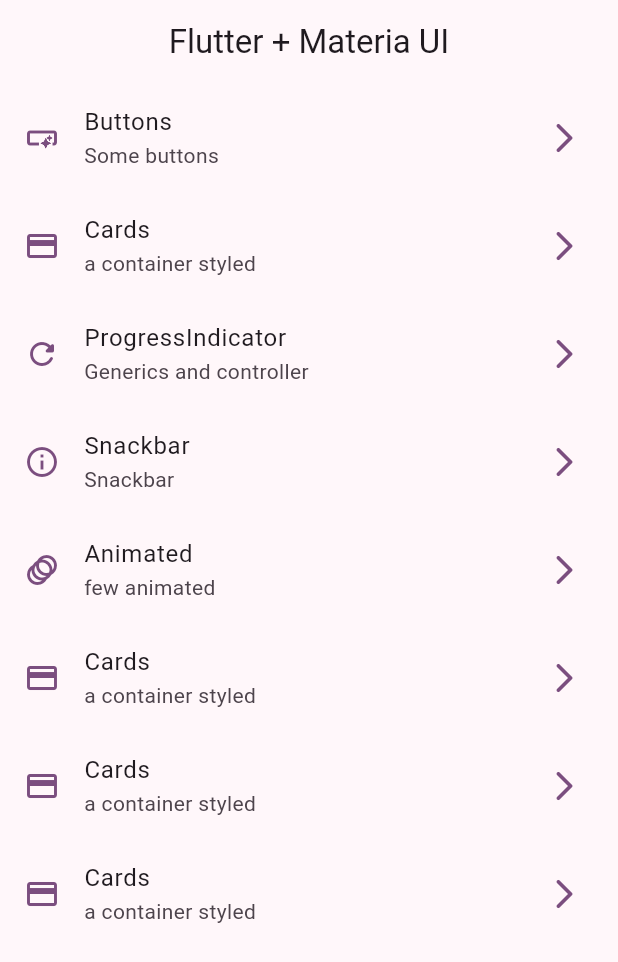
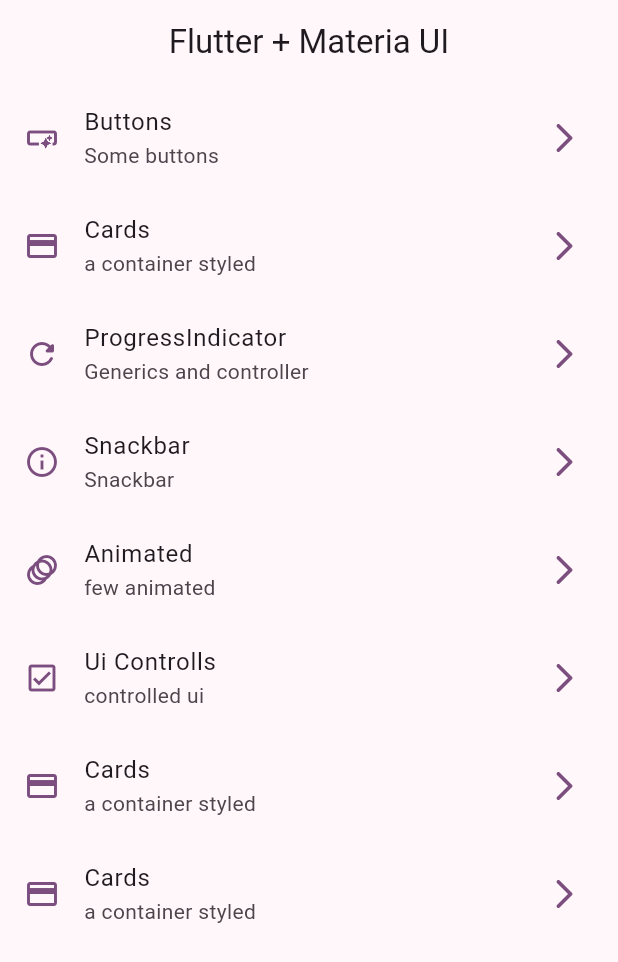
Before and after one commit to jioxel/flutter3_widgets, a Flutter app: the screen it shows after launch, on a phone screen of 412 x 824 dp. Shown: the top 962 px of the screen. Run offline on Flutter 3.47's test engine with Material 2 defaults, Android fonts, the phone set to English and light mode, and no system bars; our stand-ins replace go_router.

Commit message:
ui controls

```diff
--- a/lib/config/menu/menu_items.dart
+++ b/lib/config/menu/menu_items.dart
@@ -40,10 +40,10 @@
       link: '/animated',
       icon: Icons.animation),
   MenuItems(
-      title: 'Cards',
-      subTitle: 'a container styled',
-      link: '/cards',
-      icon: Icons.credit_card),
+      title: 'Ui Controlls ',
+      subTitle: 'controlled ui',
+      link: '/ui-controls',
+      icon: Icons.check_box_outlined),
   MenuItems(
       title: 'Cards',
       subTitle: 'a container styled',
--- a/lib/config/router/app_router.dart
+++ b/lib/config/router/app_router.dart
@@ -35,5 +35,10 @@
       path: '/animated',
       builder: (context, state) => const AnimatedScreen(),
     ),
+    GoRoute(
+      name: UiControlsScreen.name,
+      path: '/ui-controls',
+      builder: (context, state) => const UiControlsScreen(),
+    ),
   ],
 );
```
Also changed, not shown: lib/presentation/screens/ui_controls/ui_controls_screen.dart (+102 -1 lines).
